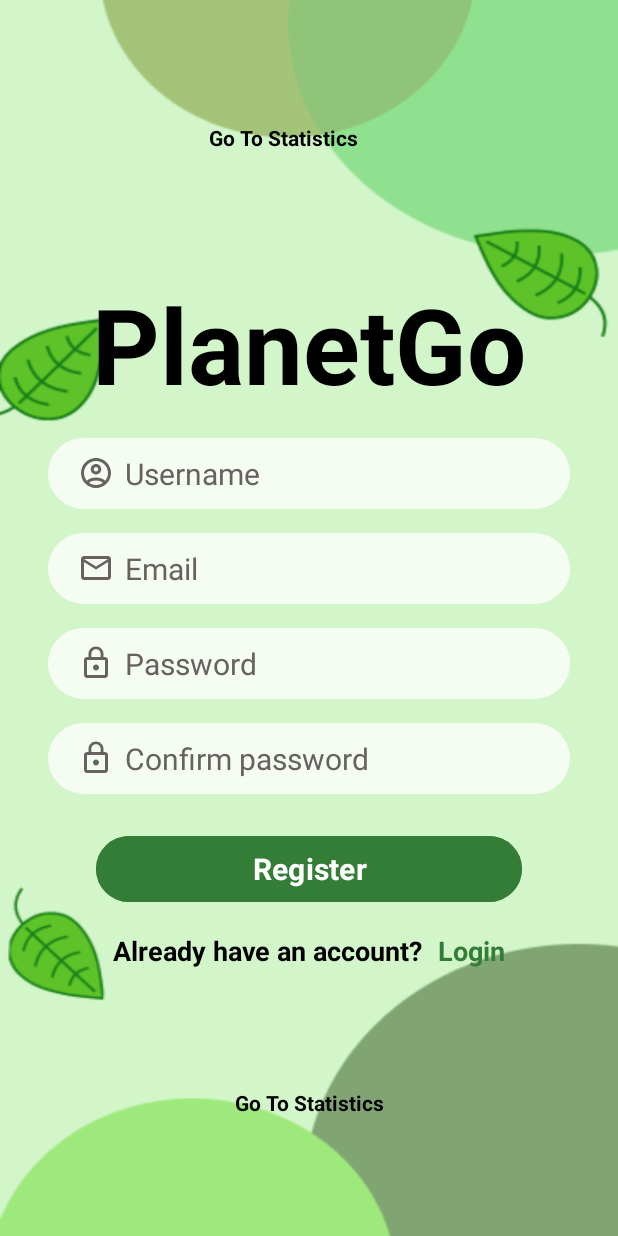
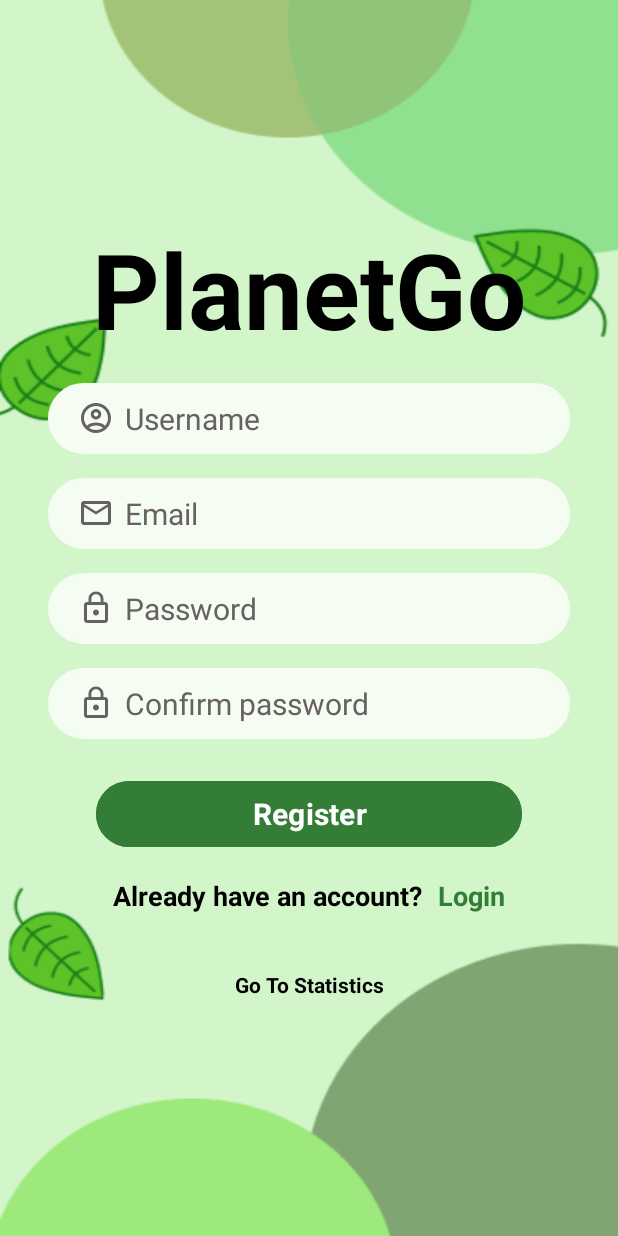
Before and after one commit to BurnGo/ActivityApp, an Android app: the RegisterActivity screen opened directly, with no data from a screen before it, on a phone screen of 412 x 824 dp. Run offline under Robolectric (Android 15) with nearby library versions, the phone set to English and light mode, and no system bars; network calls fail; Roboto replaces fonts that are not available here.

Commit message:
Minor changes

```diff
--- a/app/src/main/java/com/activityapp/burngo/MainActivity.kt
+++ b/app/src/main/java/com/activityapp/burngo/MainActivity.kt
@@ -112,7 +112,7 @@ class MainActivity : AppCompatActivity(), OnMapReadyCallback, SensorEventListene
 
         val stepSensor = sensorManager?.getDefaultSensor(Sensor.TYPE_STEP_COUNTER)
         if (stepSensor == null) {
-            Toast.makeText(this, "No step sensor detected on this device", Toast.LENGTH_SHORT).show()
+            Toast.makeText(this, "No step counter sensor detected on this device", Toast.LENGTH_SHORT).show()
         } else {
             sensorManager?.registerListener(this, stepSensor, SensorManager.SENSOR_DELAY_UI)
         }
@@ -393,14 +393,6 @@ class MainActivity : AppCompatActivity(), OnMapReadyCallback, SensorEventListene
     private fun showAllRewardsPickedUpMessage() {
         Toast.makeText(this, "Congratulations, you picked up all the daily rewards!", Toast.LENGTH_SHORT).show()
     }
-    fun navigateToSettingsActivity(view: View) {
-        // Create an intent to navigate back to the MainActivity
-        val intent = Intent(this, SettingsActivity::class.java)
-        startActivity(intent)
-        finish() // Optional: finish the SettingsActivity to remove it from the back stack
-    }
-
-
 
 }
 
--- a/app/src/main/java/com/activityapp/burngo/RegisterActivity.kt
+++ b/app/src/main/java/com/activityapp/burngo/RegisterActivity.kt
@@ -33,12 +33,6 @@ class RegisterActivity : AppCompatActivity() {
         //Temporary button to go from register to maps window
         val btnMaps: TextView = findViewById(R.id.GoToMapsTemp)
         btnMaps.setOnClickListener {
-            startActivity(Intent(this@RegisterActivity, StatisticActivity::class.java))//-----
-        }
-
-        //Temporary button to go from register to statistics window
-        val Statsbtn: TextView = findViewById(R.id.btnStats)
-        Statsbtn.setOnClickListener {
             startActivity(Intent(this@RegisterActivity, StatisticActivity::class.java))//-----
         }
 
--- a/app/src/main/res/layout/activity_register.xml
+++ b/app/src/main/res/layout/activity_register.xml
@@ -22,7 +22,7 @@
         app:layout_constraintHorizontal_bias="0.498"
         app:layout_constraintStart_toStartOf="parent"
         app:layout_constraintTop_toTopOf="parent"
-        app:layout_constraintVertical_bias="0.25" />
+        app:layout_constraintVertical_bias="0.19999999" />
 
     <EditText
         android:id="@+id/LoginUsernameInput"
@@ -186,20 +186,7 @@
         app:layout_constraintBottom_toBottomOf="parent"
         app:layout_constraintEnd_toEndOf="parent"
         app:layout_constraintStart_toStartOf="parent"
-        app:layout_constraintTop_toBottomOf="@+id/linearLayout" />
-
-    <TextView
-        android:id="@+id/btnStats"
-        android:layout_width="wrap_content"
-        android:layout_height="wrap_content"
-        android:layout_marginStart="159dp"
-        android:layout_marginEnd="194dp"
-        android:text="Go To Statistics"
-        android:textColor="@color/black"
-        android:textStyle="bold"
-        app:layout_constraintBottom_toTopOf="@+id/login_text"
-        app:layout_constraintEnd_toEndOf="parent"
-        app:layout_constraintStart_toStartOf="parent"
-        app:layout_constraintTop_toTopOf="parent" />
+        app:layout_constraintTop_toBottomOf="@+id/linearLayout"
+        app:layout_constraintVertical_bias="0.19" />
 
 </androidx.constraintlayout.widget.ConstraintLayout>
--- a/app/src/main/res/values/strings.xml
+++ b/app/src/main/res/values/strings.xml
@@ -3,5 +3,5 @@
 
 
     <string name="maps_api_key">0</string>
-    <!--        <string name="maps_api_key">AIzaSyAtPyXkP0Z3rQ7NLKU120fG2wbkzAecZWk</string>-->
+<!--            <string name="maps_api_key">AIzaSyAtPyXkP0Z3rQ7NLKU120fG2wbkzAecZWk</string>-->
 </resources>
```
